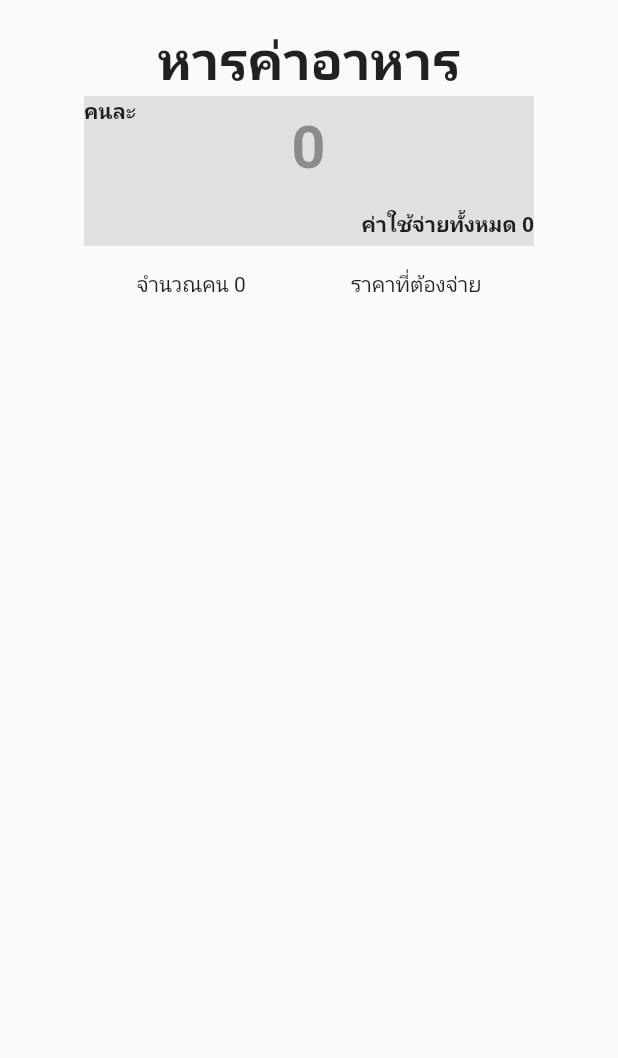
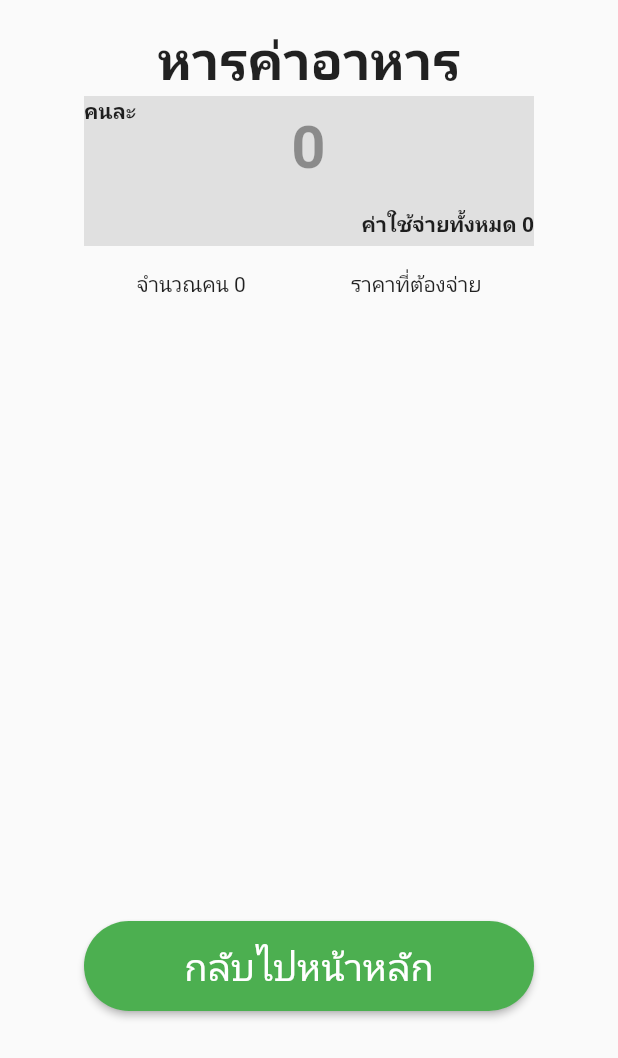
Before and after one commit to sunpuk745/Mobile-app-project, a Flutter app: the CheckBill screen opened directly with empty values, on a phone screen of 412 x 824 dp. Shown: the top 1058 px of the screen. Run offline on Flutter 3.47's test engine with Material 2 defaults, Android fonts, the phone set to English and light mode, and no system bars; our stand-ins replace flutter_fortune_wheel, google_fonts; missing offline and left inert: scratcher.

Commit message:
divider page

```diff
--- a/lib/app_screen/check_bill.dart
+++ b/lib/app_screen/check_bill.dart
@@ -4,17 +4,18 @@ class CheckBill extends StatefulWidget {
   final int total_cost;
   final int people_num;
   final int divided_cost;
-  CheckBill({Key? key, required this.total_cost, required this.people_num, required this.divided_cost}): super(key: key);
+  final List people_names;
+  CheckBill({Key? key, required this.total_cost, required this.people_num, required this.divided_cost, required this.people_names}): super(key: key);
 
-  _CheckBill createState() => _CheckBill(total_cost, people_num, divided_cost);
+  _CheckBill createState() => _CheckBill(total_cost, people_num, divided_cost, people_names);
 }
 
 class _CheckBill extends State<CheckBill> {
   final int divided_cost;
   final int total_cost;
   final int people_num;
-  _CheckBill(this.total_cost, this.people_num, this.divided_cost);
-
+  final List people_names;
+  _CheckBill(this.total_cost, this.people_num, this.divided_cost, this.people_names);
 
   @override
   Widget build(BuildContext context) {
@@ -87,7 +88,7 @@ class _CheckBill extends State<CheckBill> {
                 children: [
                   Align(
                     alignment: Alignment.centerLeft,
-                    child: Text('จํานวณคน $people_num'), //TODO pass down value
+                    child: Text('จํานวณคน $people_num'),
                   ),
                   Align(
                     alignment: Alignment.centerRight,
@@ -96,7 +97,63 @@ class _CheckBill extends State<CheckBill> {
                 ],
               ),
             ),
-            //TODO Scroll bar of people
+            Container(
+              margin: EdgeInsets.only(
+                left: 30.0,
+                right: 30.0,
+              ),
+              width: 300,
+              height: 400.0,
+              child: Scrollbar(
+                child: ListView.separated(
+                    itemCount: people_names.length,
+                    itemBuilder: (context, index) {
+                      return Container(
+                        decoration: BoxDecoration(
+                          color: Colors.grey[300],
+                          border: Border.all(color: Colors.grey[400]!),
+                          borderRadius: BorderRadius.circular(8)
+                        ),
+                        margin: EdgeInsets.symmetric(vertical: 4),
+                        child: ListTile(
+                          leading: Text('${people_names[index]}', style: TextStyle(
+                              fontSize: 20
+                          )),
+                          trailing: Text('$divided_cost', style: TextStyle(
+                              fontSize: 20
+                          )),
+                        )
+                      );
+                    },
+                    separatorBuilder: (BuildContext context, int index) =>
+                    const Divider(
+                      color: Colors.black26,
+                    )
+                )
+              ),
+            ),
+            Padding(padding: EdgeInsets.only(
+              bottom: 30,
+            ),
+              child: SizedBox(
+                width: 300,
+                height: 60,
+                child: MaterialButton(
+                  onPressed: () {
+                    Navigator.pushNamed(context, '/home');
+                  },
+                  // ignore: unnecessary_new
+                  shape: new RoundedRectangleBorder(
+                    // ignore: unnecessary_new
+                      borderRadius: new BorderRadius.circular(30.0)),
+                  color: Colors.green,
+                  child: Text(
+                    'กลับไปหน้าหลัก',
+                    style: TextStyle(fontSize: 25.0, color: Colors.white),
+                  ),
+                ),
+              ),
+            )
           ],
         ),
       ),
```
Also changed, not shown: lib/app_screen/calculator_page.dart (+56 -7 lines), pubspec.lock.
